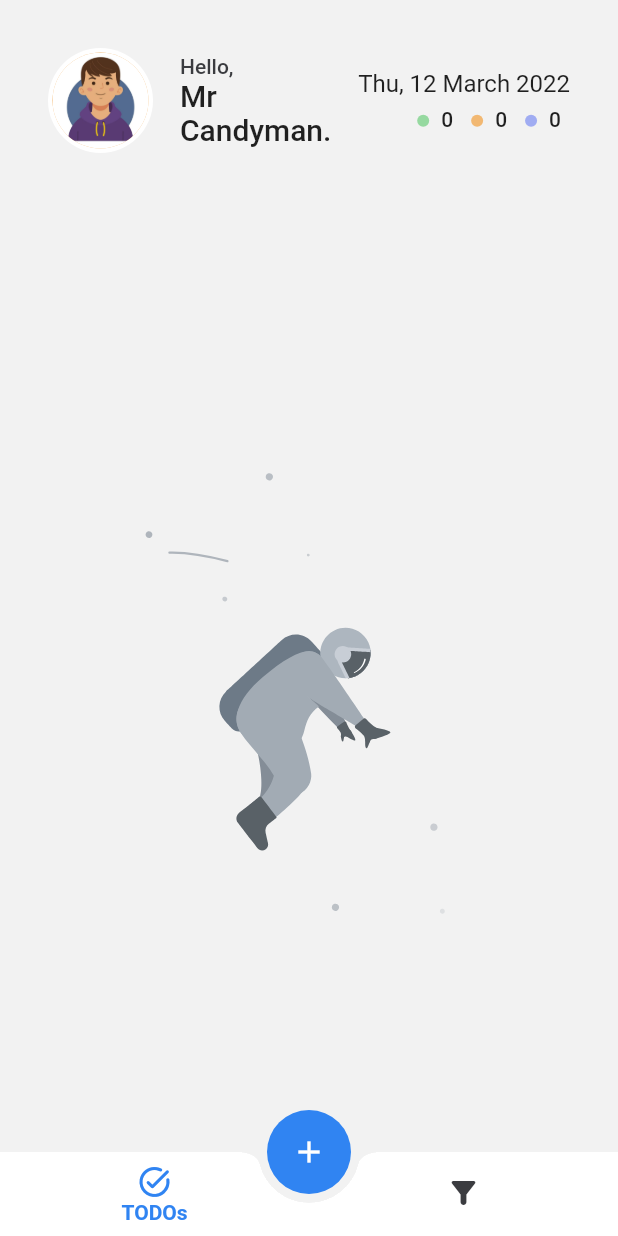
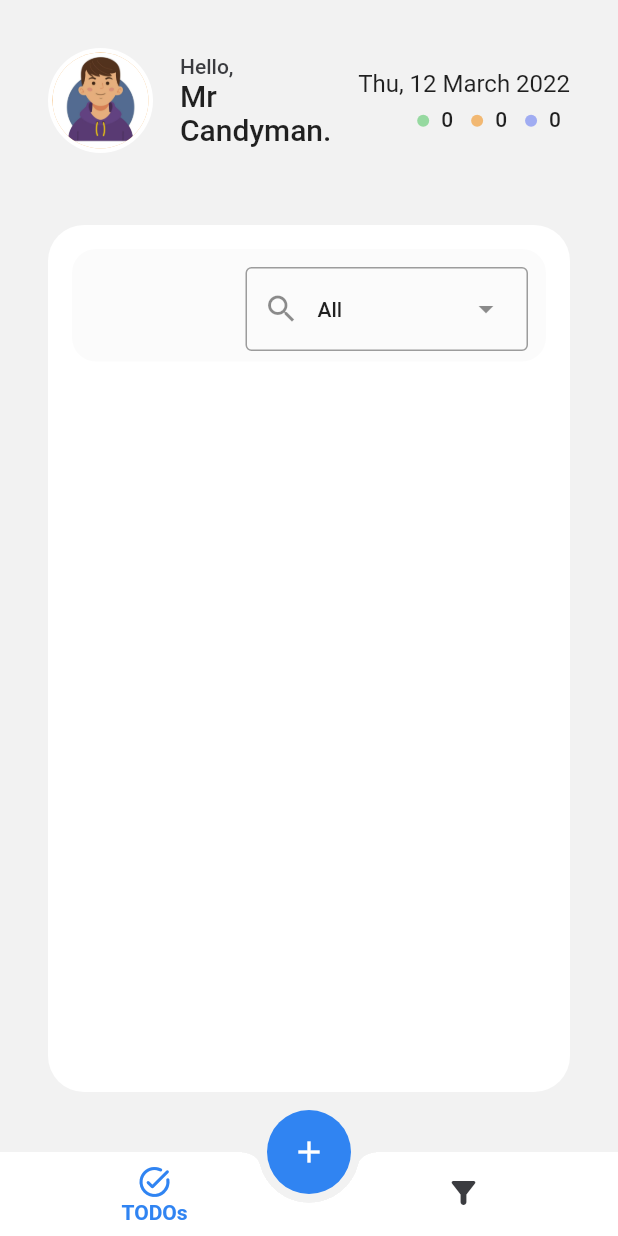
Before and after one commit to Hippopop/full-stack-todo, a Flutter app: the screen it shows after launch, on a phone screen of 412 x 824 dp. Run offline on Flutter 3.47's test engine with Material 2 defaults, Android fonts, the light colour scheme and no system bars; our stand-ins replace flutter_riverpod, go_router, lottie.

Commit message:
Checking the lottie issue!

```diff
--- a/todo_client/lib/src/features/homepage/views/todo_screen.dart
+++ b/todo_client/lib/src/features/homepage/views/todo_screen.dart
@@ -1,4 +1,5 @@
 import 'package:flutter/material.dart';
+import 'package:flutter/services.dart';
 import 'package:lottie/lottie.dart';
 
 import '../../../system/themes/extensions/colors_theme.dart';
@@ -17,9 +18,178 @@ class AllTodoScreen extends StatelessWidget {
     final colorTheme = Theme.of(context).extension<ColorsTheme>();
     return ColoredBox(
       color: colorTheme?.backgroundColor ?? Colors.white70,
+      child: MouseRegion(
+        onHover: (PointerHoverEvent event) {
+          // print(event.toString());//Local offset
+          // print(event.distanceMin);//0.0
+          // print(event.distanceMax);//0.0
+          // print(event.distance);//0.0
+          // print(event.delta);//distanceMoved
+          // print(event.localDelta);//DistanceMoved based on the whole screen
+          // print(event.orientation);//0.0
+          // print(event.original);//GlobalOffset ig.
+          // print(event.)
+        },
+        child: SafeArea(
           child: Column(
             children: [
-          ConstrainedBox(
+              TODOScreenAppBar(colorTheme: colorTheme),
+              Expanded(
+                child: Container(
+                  width: double.infinity,
+                  margin: const EdgeInsets.only(
+                      left: 32, right: 32, top: 16, bottom: 40),
+                  padding: const EdgeInsets.all(16),
+                  decoration: BoxDecoration(
+                    color: colorTheme?.white,
+                    borderRadius: BorderRadius.circular(24),
+                  ),
+                  child: MenuTheme(
+                    data: MenuThemeData(
+                      style: MenuStyle(
+                        elevation: MaterialStateProperty.resolveWith(
+                          (states) {
+                            print(states.toString());
+                            if (states.contains(MaterialState.focused))
+                              return 8;
+                          },
+                        ),
+                      ),
+                    ),
+                    child: Column(
+                      children: [
+                        SizedBox(
+                          width: double.infinity,
+                          height: 75,
+                          child: Container(
+                            padding: const EdgeInsets.all(12),
+                            decoration: BoxDecoration(
+                              color:
+                                  colorTheme?.backgroundColor.withOpacity(0.3),
+                              borderRadius: BorderRadius.circular(16),
+                            ),
+                            child: Row(
+                              children: const [
+                                Spacer(),
+                                DropdownMenu(
+                                  selectedTrailingIcon:
+                                      Icon(Icons.check_circle_outline),
+                                  enableFilter: false,
+                                  initialSelection: 'All',
+                                  hintText: 'Filter',
+                                  menuStyle: MenuStyle(),
+                                  leadingIcon: Icon(
+                                    Icons.search,
+                                  ),
+
+                                  // inputDecorationTheme: InputDecorationTheme(
+                                  // border: OutlineInputBorder(),
+                                  // ),
+                                  dropdownMenuEntries: [
+                                    DropdownMenuEntry(
+                                      value: 'All',
+                                      label: 'All',
+                                    ),
+                                    DropdownMenuEntry(
+                                      value: 'Completed',
+                                      label: 'Completed',
+                                    ),
+                                    DropdownMenuEntry(
+                                      value: 'Left',
+                                      label: 'Left',
+                                    ),
+                                  ],
+                                ),
+                                /* MenuBar(
+                                  children: [
+                                    Icon(Icons.abc),
+                                    Icon(Icons.access_alarm),
+                                    Icon(Icons.abc),
+                                    Icon(Icons.access_alarm),
+                                  ],
+                                  style: MenuStyle(),
+                                ), */
+                                MenuAnchor(menuChildren: [
+                                  Icon(Icons.abc),
+                                  Icon(Icons.access_alarm),
+                                  Icon(Icons.abc),
+                                  Icon(Icons.access_alarm),
+                                ]),
+                                /* DropdownButtonHideUnderline(
+                                  child: DropdownButton(
+                                    items: ["All", "Selected", "Done"]
+                                        .map(
+                                          (e) => DropdownMenuItem(
+                                            value: e,
+                                            child: Text(
+                                              e,
+                                            ),
+                                          ),
+                                        )
+                                        .toList(),
+                                    value: 'All',
+                                    selectedItemBuilder: (context) =>
+                                        List.generate(
+                                      3,
+                                      (index) => Container(color: Colors.white),
+                                    ),
+                                    onChanged: (value) {},
+                                  ),
+                                ), */
+                              ],
+                            ),
+                          ),
+                        ),
+                      ],
+                    ),
+                  ),
+                ),
+              ),
+            ],
+          ),
+        ),
+      ),
+    );
+  }
+}
+
+class AstronautPlaceholder extends StatelessWidget {
+  const AstronautPlaceholder({
+    super.key,
+  });
+
+  @override
+  Widget build(BuildContext context) {
+    return Transform.rotate(
+      angle: 20,
+      child: Padding(
+        padding: const EdgeInsets.all(24.0),
+        child: ConstrainedBox(
+          constraints: const BoxConstraints(
+            maxWidth: 640,
+          ),
+          child: Lottie.asset(
+            'assets/lottie/astronaut.json',
+            addRepaintBoundary: true,
+            fit: BoxFit.contain,
+          ),
+        ),
+      ),
+    );
+  }
+}
+
+class TODOScreenAppBar extends StatelessWidget {
+  const TODOScreenAppBar({
+    super.key,
+    required this.colorTheme,
+  });
+
+  final ColorsTheme? colorTheme;
+
+  @override
+  Widget build(BuildContext context) {
+    return ConstrainedBox(
       constraints: const BoxConstraints(
         maxWidth: 980,
       ),
@@ -92,27 +262,6 @@ class AllTodoScreen extends StatelessWidget {
           ],
         ),
       ),
-          ),
-          Expanded(
-            child: Transform.rotate(
-              angle: 20,
-              child: Padding(
-                padding: const EdgeInsets.all(24.0),
-                child: ConstrainedBox(
-                  constraints: const BoxConstraints(
-                    maxWidth: 640,
-                  ),
-                  child: Lottie.asset(
-                    'assets/lottie/astronaut.json',
-                    addRepaintBoundary: true,
-                    fit: BoxFit.contain,
-                  ),
-                ),
-              ),
-            ),
-          ),
-        ],
-      ),
     );
   }
 }
--- a/todo_client/pubspec.yaml
+++ b/todo_client/pubspec.yaml
@@ -10,7 +10,6 @@ dependencies:
   flutter:
     sdk: flutter
   dio: ^5.0.3
-  rive: ^0.10.3
   flutter_riverpod: ^2.3.2
   go_router: ^6.5.0
   collection: ^1.17.0
```
Also changed, not shown: .github/workflows/webapp.yaml, todo_client/pubspec.lock, 7 other files. Lines whose indentation alone changed are shown as unchanged.
